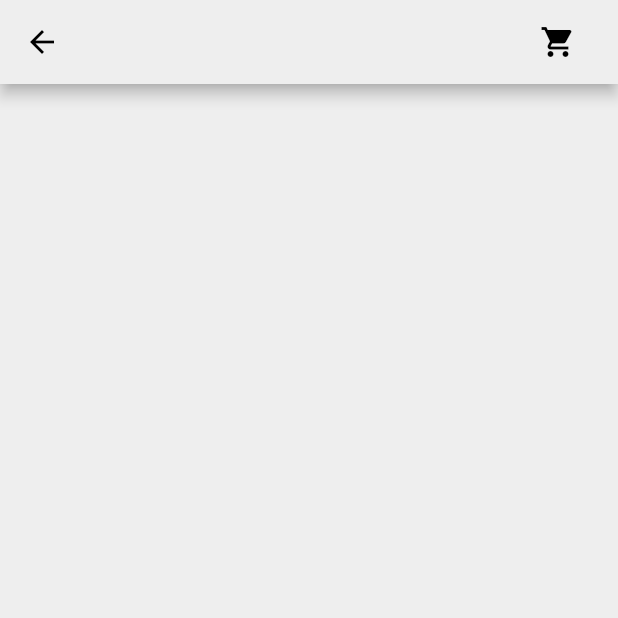
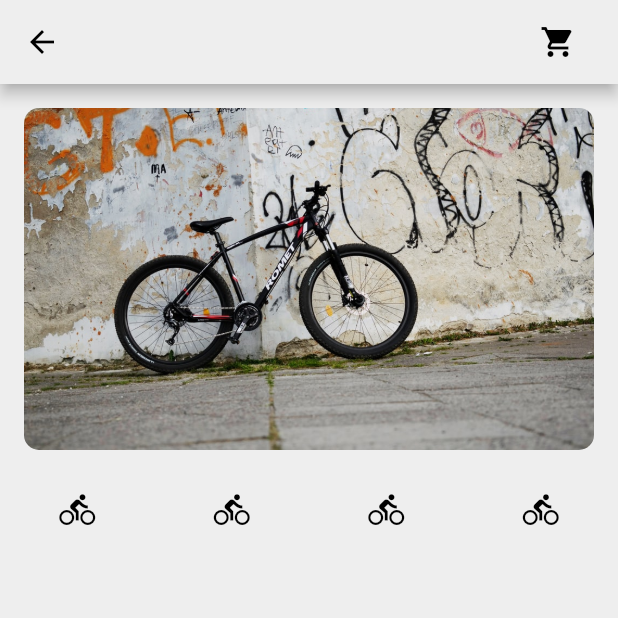
Before and after one commit to basakk123/shoppingcart, a Flutter app: the screen it shows after launch, on a phone screen of 412 x 824 dp, the top half of it. Run offline on Flutter 3.47's test engine with Material 2 defaults, Android fonts, the phone set to English and light mode, and no system bars.

Commit message:
사진 넣기, 버튼으로 화면 변경하기 완료

```diff
--- a/lib/components/shoppingcart_header.dart
+++ b/lib/components/shoppingcart_header.dart
@@ -12,7 +12,7 @@ class _ShoppingCartHeaderState extends State<ShoppingCartHeader> {
   int selectedid = 0;
 
   // 상수
-  List<String> selectedPic = [
+  final List<String> selectedPic = [
     "assets/p1.jpeg",
     "assets/p2.jpeg",
     "assets/p3.jpeg",
@@ -30,10 +30,43 @@ class _ShoppingCartHeaderState extends State<ShoppingCartHeader> {
   }
 
   Widget _buildHeaderPic() {
-    return SizedBox();
+    return Padding(
+      padding: const EdgeInsets.all(16.0),
+      child: AspectRatio(
+        aspectRatio: 5 / 3,
+        child: ClipRRect(
+          borderRadius: BorderRadius.circular(10),
+          child: Image.asset(
+            selectedPic[selectedid],
+            fit: BoxFit.cover,
+          ),
+        ),
+      ),
+    );
   }
 
   Widget _buildHeaderSelector() {
-    return SizedBox();
+    return Row(
+      mainAxisAlignment: MainAxisAlignment.spaceAround,
+      children: [
+        _buildHeaderSelectorButton(0),
+        _buildHeaderSelectorButton(1),
+        _buildHeaderSelectorButton(2),
+        _buildHeaderSelectorButton(3),
+      ],
+    );
+  }
+
+  Widget _buildHeaderSelectorButton(int id) {
+    return IconButton(
+        onPressed: () {
+          setState(() {
+            selectedid = id;
+          });
+        },
+        icon: Icon(
+          Icons.directions_bike,
+          color: Colors.black,
+        ));
   }
 }
```
